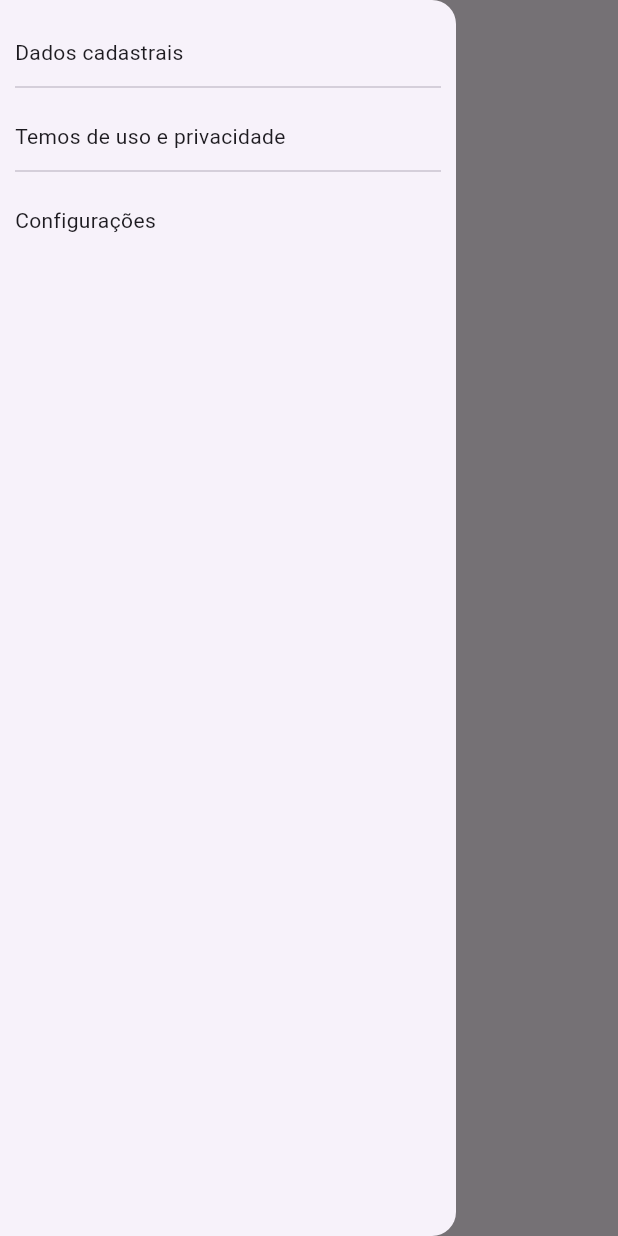
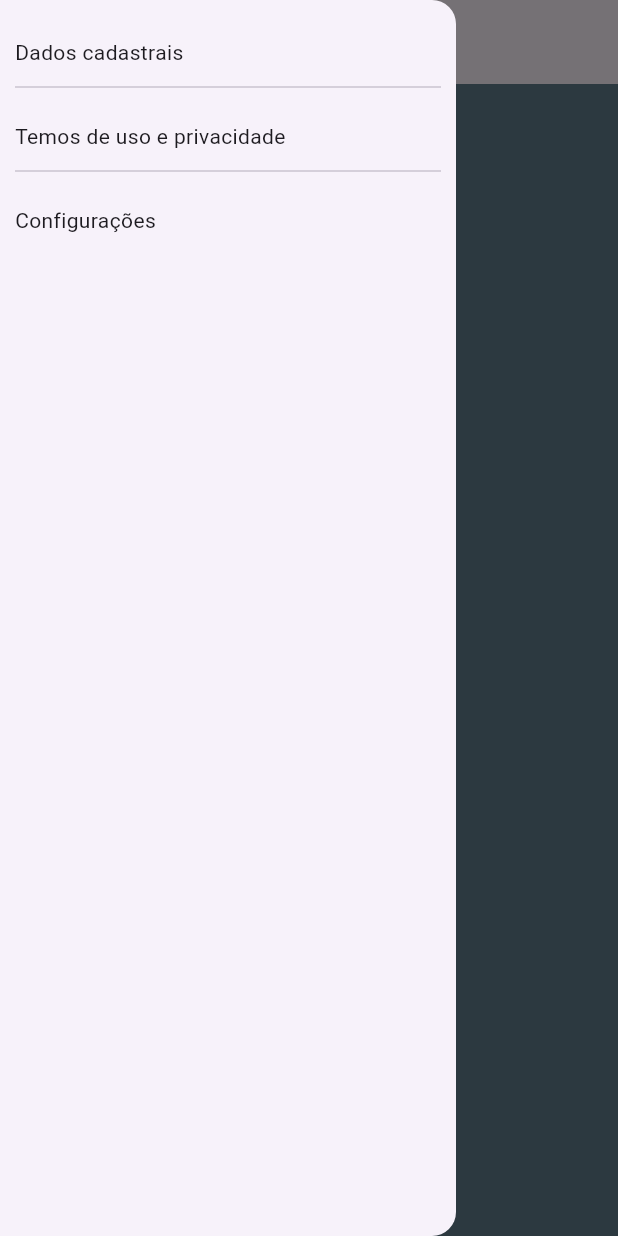
Before and after one commit to abner1abc/trilhaapp, a Flutter app: the MainPage screen opened directly, with the side drawer open, on a phone screen of 412 x 824 dp. Run offline on Flutter 3.47's test engine with Material 3 defaults, Android fonts, the phone set to English and light mode, and no system bars; our stand-ins replace google_fonts; network calls fail.

Commit message:
reorganize pages

```diff
--- a/lib/pages/main_page.dart
+++ b/lib/pages/main_page.dart
@@ -1,5 +1,8 @@
 import 'package:flutter/material.dart';
 import 'package:trilhaapp/pages/dados_cadastrais.dart';
+import 'package:trilhaapp/pages/pagina1.dart';
+import 'package:trilhaapp/pages/pagina2.dart';
+import 'package:trilhaapp/pages/pagina3.dart';
 
 class MainPage extends StatefulWidget {
   const MainPage({super.key});
@@ -64,6 +67,19 @@ class _MainPageState extends State<MainPage> {
             ),
           ),
         ),
+        body: Column(
+          children: [
+            Expanded(
+              child: PageView(
+                children: const [
+                  Pagina1Page(),
+                  Pagina2Page(),
+                  Pagina3Page(),
+                ],
+              ),
+            ),
+          ],
+        ),
       ),
     );
   }
--- /dev/null
+++ b/lib/pages/pagina1.dart
@@ -0,0 +1,17 @@
+import 'package:flutter/material.dart';
+
+class Pagina1Page extends StatefulWidget {
+  const Pagina1Page({super.key});
+
+  @override
+  State<Pagina1Page> createState() => Ppagina1PageState();
+}
+
+class Ppagina1PageState extends State<Pagina1Page> {
+  @override
+  Widget build(BuildContext context) {
+    return Container(
+      color: Colors.blueGrey,
+    );
+  }
+}
```
Also changed, not shown: lib/pages/pagina2.dart (added, +17 -0 lines), lib/pages/pagina3.dart (added, +17 -0 lines).
